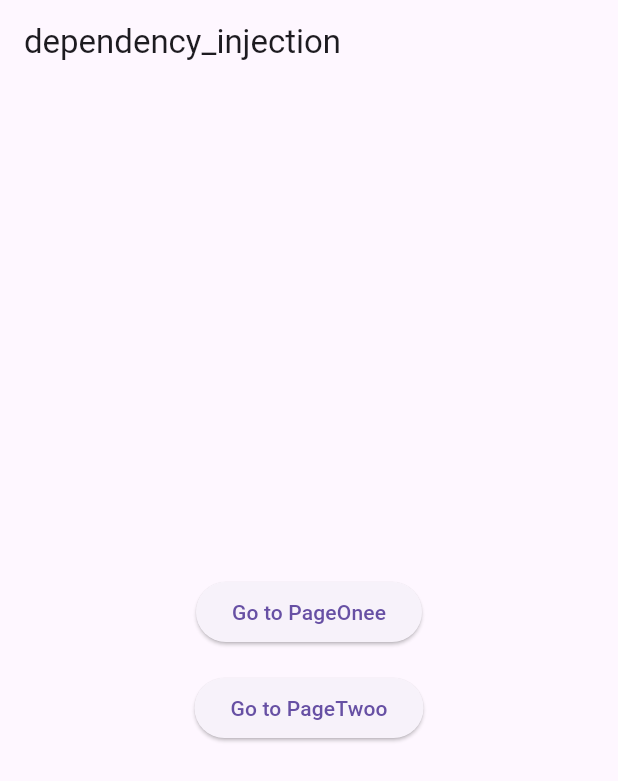
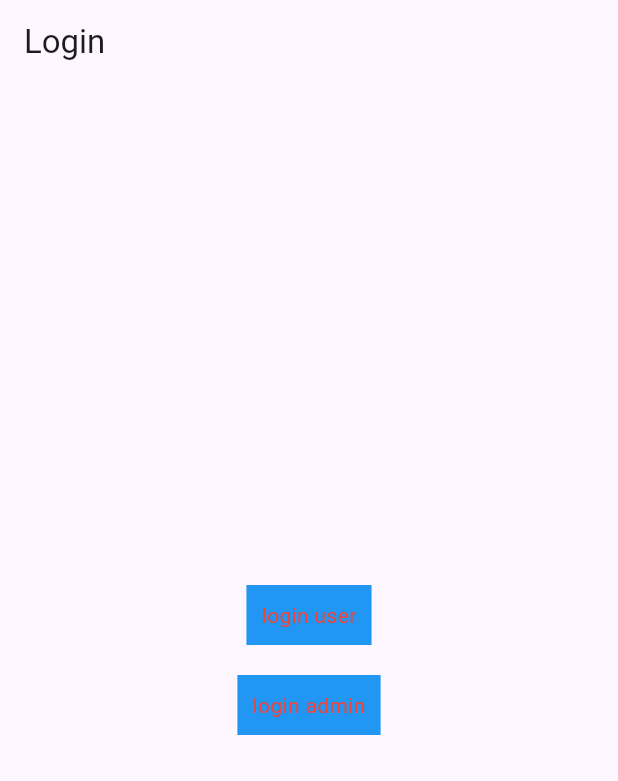
Before and after one commit to mohamadalnabhan/getx_practice, a Flutter app: the screen it shows after launch, on a phone screen of 412 x 824 dp. Shown: the top 781 px of the screen. Run offline on Flutter 3.47's test engine with Material 3 defaults, Android fonts, the phone set to English and light mode, and no system bars; our stand-ins replace get, shared_preferences.

Commit message:
third commit

```diff
--- a/lib/main.dart
+++ b/lib/main.dart
@@ -1,11 +1,20 @@
 import 'package:flutter/material.dart';
 import 'package:get/get.dart';
+import 'package:getx_practice/malware_pra/admin.dart';
+import 'package:getx_practice/malware_pra/home_mal.dart';
+import 'package:getx_practice/malware_pra/login.dart';
+import 'package:getx_practice/malware_pra/malware/auth_middlware.dart';
 import 'package:getx_practice/previous_lessons/dependency_injection/home_inj.dart';
 import 'package:getx_practice/previous_lessons/getx_obx/home_go.dart';
 import 'package:getx_practice/utils/Mybindings.dart';
 import 'package:getx_practice/view/home.dart';
+import 'package:shared_preferences/shared_preferences.dart';
 
-void main() {
+SharedPreferences? sharedPref;
+void main() async {
+  WidgetsFlutterBinding.ensureInitialized();
+  sharedPref = await SharedPreferences.getInstance();
+
   runApp(const MyApp());
 }
 
@@ -16,13 +25,17 @@ class MyApp extends StatelessWidget {
   @override
   Widget build(BuildContext context) {
     return GetMaterialApp(
-     debugShowCheckedModeBanner: false,
-     home: HomeInj(),
-     initialBinding: Mybindings(),
-     initialRoute: "/",
-     getPages: [
-      GetPage(name: "/", page: ()=> HomeInj()),
-     ],
+      debugShowCheckedModeBanner: false,
+
+      initialBinding: Mybindings(),
+      initialRoute: "/",
+      getPages: [
+         GetPage(name: "/home", page: () => HomeMal()),
+        GetPage(name: "/", page: () => Login() ,middlewares: [
+          AuthMiddlware()
+        ]),
+        GetPage(name: "/admin", page: () => Admin()),
+      ],
     );
   }
 }
--- /dev/null
+++ b/lib/malware_pra/login.dart
@@ -0,0 +1,49 @@
+import 'package:flutter/material.dart';
+import 'package:get/get.dart';
+import 'package:get/instance_manager.dart';
+import 'package:getx_practice/main.dart';
+
+class Login extends StatelessWidget {
+  const Login({super.key});
+
+  @override
+  Widget build(BuildContext context) {
+    return Scaffold(
+      appBar: AppBar(title: Text("Login")),
+      body: Container(
+        child: Column(
+          mainAxisAlignment: MainAxisAlignment.center,
+          children: [
+            Center(
+              child: Container(
+                padding: EdgeInsets.all(10),
+                color: Colors.blue,
+                child: InkWell(
+                  onTap: () {
+                    sharedPref!.setString("role", "user");
+                    Get.offNamed("home");
+                  },
+                  child: Text("login user", style: TextStyle(color: Colors.red)),
+                ),
+              ),
+            ),
+            Container(height: 20,),
+            Center(
+              child: Container(
+                padding: EdgeInsets.all(10),
+                color: Colors.blue,
+                child: InkWell(
+                  onTap: () {
+                    sharedPref!.setString("role", "admin");
+                    Get.offNamed("admin");
+                  },
+                  child: Text("login admin", style: TextStyle(color: Colors.red)),
+                ),
+              ),
+            ),
+          ],
+        ),
+      ),
+    );
+  }
+}
--- /dev/null
+++ b/lib/malware_pra/malware/auth_middlware.dart
@@ -0,0 +1,22 @@
+import 'package:flutter/material.dart';
+import 'package:flutter/scheduler.dart';
+import 'package:get/get.dart';
+import 'package:getx_practice/main.dart';
+
+
+class AuthMiddlware extends GetMiddleware{
+
+@override
+ int? get Priority =>1 ;
+
+@override
+RouteSettings? redirect(String? route) {
+    if(sharedPref!.getString("role")== "user")
+    return RouteSettings(name:  '/home');
+
+    if(sharedPref!.getString("role")== "admin")
+    return RouteSettings(name:  '/admin');
+
+  }
+
+}
--- a/pubspec.yaml
+++ b/pubspec.yaml
@@ -35,6 +35,8 @@ dependencies:
   # Use with the CupertinoIcons class for iOS style icons.
   cupertino_icons: ^1.0.8
   get: ^4.7.2
+  shared_preferences: ^2.2.2
+
 
 dev_dependencies:
   flutter_test:
```
Also changed, not shown: lib/malware_pra/admin.dart (added, +36 -0 lines), lib/malware_pra/home_mal.dart (added, +38 -0 lines), pubspec.lock, 1 other file.
